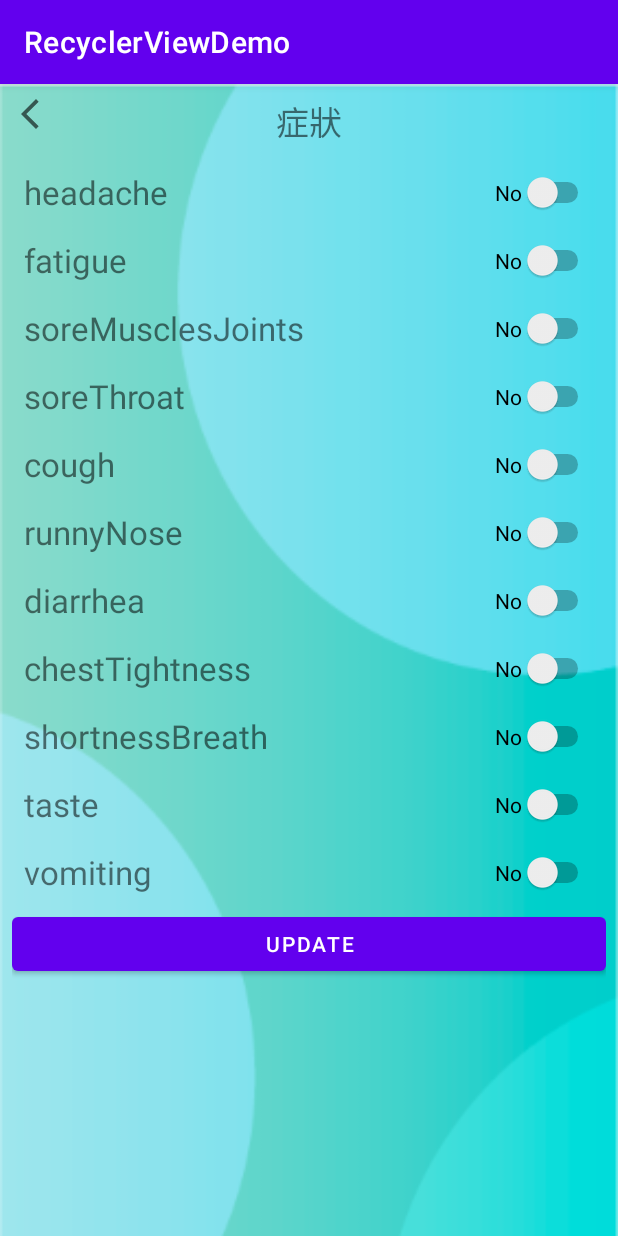
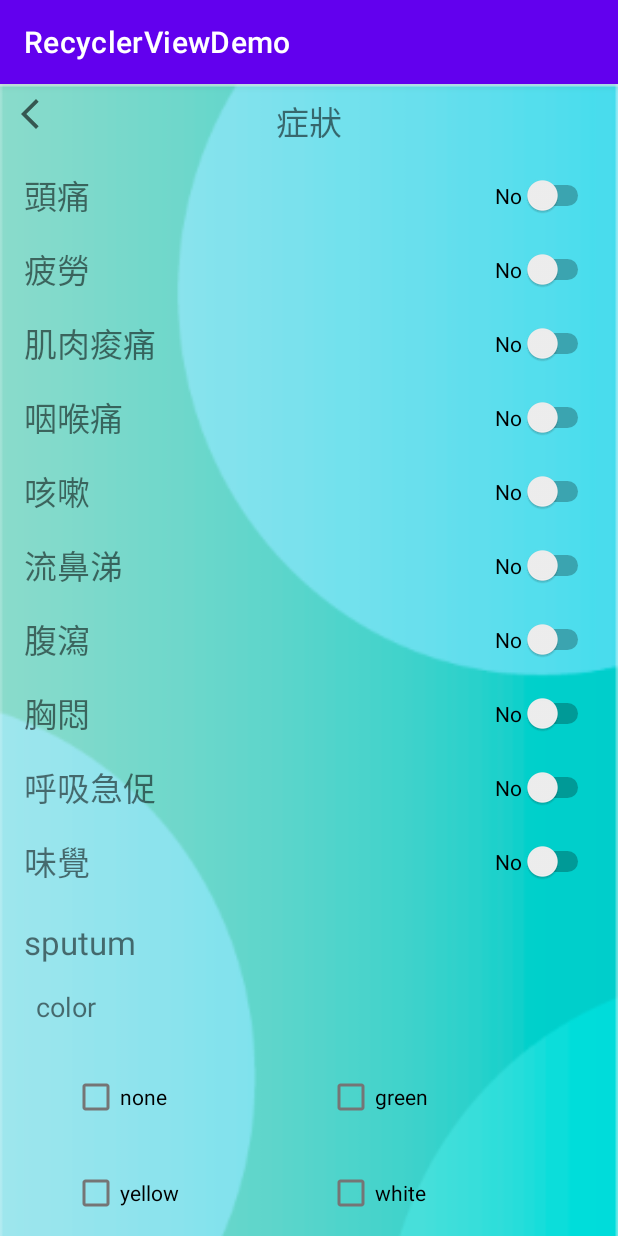
Before and after one commit to alfayu6799/RecyclerViewDemo, an Android app: the screen it shows after launch (MainActivity), on a phone screen of 412 x 824 dp. Run offline under Robolectric (Android 15) with nearby library versions, the phone set to English and light mode, and no system bars.

Commit message:
final version

```diff
--- a/app/src/main/java/com/example/recyclerviewdemo/CheckBoxAdapter.java
+++ b/app/src/main/java/com/example/recyclerviewdemo/CheckBoxAdapter.java
@@ -5,7 +5,6 @@ import android.util.Log;
 import android.view.LayoutInflater;
 import android.view.View;
 import android.view.ViewGroup;
-import android.widget.CheckBox;
 import android.widget.TextView;
 
 import androidx.annotation.NonNull;
@@ -21,11 +20,11 @@ public class CheckBoxAdapter extends RecyclerView.Adapter<CheckBoxAdapter.ViewHo
 
     private Context context;
 
-    private List<Test2.InfoBean> infoBeanList2= new ArrayList<>();
+    private List<TestData.CheckBoxGroup> checkBoxGroupList = new ArrayList<>();
 
-    public CheckBoxAdapter(Context context, List<Test2.InfoBean> infoBeanList2) {
+    public CheckBoxAdapter(Context context, List<TestData.CheckBoxGroup> checkBoxGroupList) {
         this.context = context;
-        this.infoBeanList2 = infoBeanList2;
+        this.checkBoxGroupList = checkBoxGroupList;
     }
 
     @NonNull
@@ -37,12 +36,12 @@ public class CheckBoxAdapter extends RecyclerView.Adapter<CheckBoxAdapter.ViewHo
 
     @Override
     public void onBindViewHolder(@NonNull ViewHolder holder, int position) {
-          String[] str = infoBeanList2.get(position).getKey().split(",");  //以,切割
+          String[] str = checkBoxGroupList.get(position).getKey().split(",");  //以,切割
 
           holder.tvTitle.setText(str[0]);     //痰.鼻涕
           holder.tvTitleSub.setText(str[1]);  //顏色,型態
 
-          CheckBoxSubAdapter adapter = new CheckBoxSubAdapter(context, infoBeanList2.get(position).getValue());
+          CheckBoxSubAdapter adapter = new CheckBoxSubAdapter(context, checkBoxGroupList.get(position).getValue());
           holder.subRecycler.setAdapter(adapter);
           holder.subRecycler.setHasFixedSize(true);
           holder.subRecycler.setLayoutManager(new GridLayoutManager(context, 2));
@@ -50,7 +49,7 @@ public class CheckBoxAdapter extends RecyclerView.Adapter<CheckBoxAdapter.ViewHo
 
     @Override
     public int getItemCount() {
-        return infoBeanList2.size();
+        return checkBoxGroupList.size();
     }
 
     public class ViewHolder extends RecyclerView.ViewHolder{
--- a/app/src/main/java/com/example/recyclerviewdemo/CheckBoxSubAdapter.java
+++ b/app/src/main/java/com/example/recyclerviewdemo/CheckBoxSubAdapter.java
@@ -10,6 +10,7 @@ import android.widget.CheckBox;
 import androidx.annotation.NonNull;
 import androidx.recyclerview.widget.RecyclerView;
 
+import java.util.ArrayList;
 import java.util.List;
 
 public class CheckBoxSubAdapter extends RecyclerView.Adapter<CheckBoxSubAdapter.ViewHolder>{
@@ -32,7 +33,6 @@ public class CheckBoxSubAdapter extends RecyclerView.Adapter<CheckBoxSubAdapter.
 
     @Override
     public void onBindViewHolder(@NonNull ViewHolder holder, int position) {
-        //Log.d(TAG, "onBindViewHolder: " + value.get(position));
         holder.checkBox.setText(value.get(position));
     }
 
--- a/app/src/main/java/com/example/recyclerviewdemo/MainActivity.java
+++ b/app/src/main/java/com/example/recyclerviewdemo/MainActivity.java
@@ -1,23 +1,16 @@
 package com.example.recyclerviewdemo;
 
 import androidx.appcompat.app.AppCompatActivity;
-import androidx.recyclerview.widget.GridLayoutManager;
 import androidx.recyclerview.widget.LinearLayoutManager;
 import androidx.recyclerview.widget.RecyclerView;
 
 import android.content.Context;
 import android.os.Bundle;
-import android.renderscript.Element;
 import android.util.Log;
 import android.view.View;
 import android.widget.Button;
-import android.widget.CheckBox;
-import android.widget.LinearLayout;
-import android.widget.RadioButton;
-import android.widget.RadioGroup;
-import android.widget.ScrollView;
-import android.widget.Switch;
-import android.widget.TextView;
+
+import com.google.gson.JsonArray;
 
 import org.json.JSONArray;
 import org.json.JSONException;
@@ -26,7 +19,6 @@ import org.json.JSONObject;
 import java.io.IOException;
 import java.io.InputStream;
 import java.util.ArrayList;
-import java.util.Collections;
 import java.util.List;
 
 public class MainActivity extends AppCompatActivity implements View.OnClickListener {
@@ -37,9 +29,6 @@ public class MainActivity extends AppCompatActivity implements View.OnClickListe
 
     private Button update;
 
-    private List<Test1.InfoBean> infoBeanList = new ArrayList<>();
-    private List<Test2.InfoBean> infoBeanList2= new ArrayList<>();
-
     @Override
     protected void onCreate(Bundle savedInstanceState) {
         super.onCreate(savedInstanceState);
@@ -49,54 +38,14 @@ public class MainActivity extends AppCompatActivity implements View.OnClickListe
 
         initData();
 
-        initData2();
-    }
-
-    private void initData2(){
-        List<String> stringList = new ArrayList<>();
-        String myJson2 = getJsonFromAssets(MainActivity.this,"test2.json");
-        try {
-            JSONObject jsonObject2 = new JSONObject(myJson2.toString());
-            JSONArray  jsonArray = jsonObject2.getJSONArray("info");
-            for (int j =0; j < jsonArray.length(); j++){
-                JSONObject object2 = jsonArray.getJSONObject(j);
-                String key2 = object2.getString("key");
-                Log.d(TAG, "initData2: " + object2.get("value"));
-
-                //infoBeanList2.add(new Test2.InfoBean(key2, stringList);
-            }
-        } catch (JSONException e) {
-            e.printStackTrace();
-        }
-
-        //CheckBoxAdapter checkBoxAdapter = new CheckBoxAdapter(this, infoBeanList2);
-        //getRecyclerView.setAdapter(checkBoxAdapter);
-        //getRecyclerView.setHasFixedSize(true);
-        //getRecyclerView.setLayoutManager(new LinearLayoutManager(this));
     }
 
     private void initData() {
-        String myJson1 = getJsonFromAssets(MainActivity.this,"test1.json");
-        try {
-            JSONObject jsonObject = new JSONObject(myJson1.toString());
-            JSONArray array = jsonObject.getJSONArray("info");
-            for(int i=0; i < array.length(); i++){
-             JSONObject object = array.getJSONObject(i);
-             String key = object.getString("key");
-             boolean value = (boolean) object.get("value");
-                infoBeanList.add(new Test1.InfoBean(key, value));
-            }
 
-        } catch (JSONException e) {
-            e.printStackTrace();
-        }
+        String myJson = getJsonFromAssets(MainActivity.this,"json.json");
 
-        /*
-        String myJson = getJsonFromAssets(MainActivity.this,"json.json");
-        TestData testData = new TestData(myJson);
-
-        List<TestData.SwitchItemBean> switchItemBeanList = testData.getSwitchItemList();
-        List<TestData.CheckBoxGroup> checkBoxGroupList = testData.getCheckBoxGroupList();
+        List<TestData.SwitchItemBean> switchItemBeanList = new ArrayList<>();  //switch用dataSource
+        List<TestData.CheckBoxGroup> checkBoxGroupList = new ArrayList<>();   //checkBox用dataSource
 
         try {
             JSONObject jsonObject = new JSONObject(myJson.toString());
@@ -105,24 +54,31 @@ public class MainActivity extends AppCompatActivity implements View.OnClickListe
                 JSONObject newObject = array.getJSONObject(i);
                 String key = newObject.getString("key");
                 Object value = newObject.get("value");
-
                 if (value instanceof Boolean){
-                    TestData.SwitchItemBean data = new TestData.SwitchItemBean(key, (Boolean) value);
-                    switchItemBeanList.add(data);
+                    boolean booleanValue = newObject.getBoolean("value");
+                    switchItemBeanList.add(new TestData.SwitchItemBean(key, booleanValue));
                 }else if (value instanceof JSONArray){
-                    checkBoxGroupList.add(new TestData.CheckBoxGroup(key, (List<String>) value));
+                    JSONArray jsonValue = newObject.getJSONArray("value");
+                    List<String> listData = new ArrayList<>();
+                    for (int k = 0; k < jsonValue.length(); k++){
+                        listData.add(jsonValue.getString(k));
+                    }
+                    checkBoxGroupList.add(new TestData.CheckBoxGroup(key,listData));
                 }
-
             }
         } catch (JSONException e) {
             e.printStackTrace();
         }
-        */
 
-        SwitchItemAdapter adapter = new SwitchItemAdapter(this,infoBeanList);
+        SwitchItemAdapter adapter = new SwitchItemAdapter(this,switchItemBeanList);
         recyclerView.setAdapter(adapter);
         recyclerView.setHasFixedSize(true);
         recyclerView.setLayoutManager(new LinearLayoutManager(this));
+
+        CheckBoxAdapter checkBoxAdapter = new CheckBoxAdapter(this, checkBoxGroupList);
+        getRecyclerView.setAdapter(checkBoxAdapter);
+        getRecyclerView.setHasFixedSize(true);
+        getRecyclerView.setLayoutManager(new LinearLayoutManager(this));
     }
 
     private void initView() {
--- a/app/src/main/java/com/example/recyclerviewdemo/SwitchItemAdapter.java
+++ b/app/src/main/java/com/example/recyclerviewdemo/SwitchItemAdapter.java
@@ -13,6 +13,8 @@ import androidx.annotation.NonNull;
 import androidx.recyclerview.widget.RecyclerView;
 
 import java.util.ArrayList;
+import java.util.Dictionary;
+import java.util.Hashtable;
 import java.util.List;
 
 public class SwitchItemAdapter extends RecyclerView.Adapter<SwitchItemAdapter.ViewHolder>{
@@ -20,13 +22,12 @@ public class SwitchItemAdapter extends RecyclerView.Adapter<SwitchItemAdapter.Vi
     private static final String TAG = "SwitchItemAdapter";
 
     private Context context;
-    private List<Test1.InfoBean> infoBeanList = new ArrayList<>();
 
     private List<TestData.SwitchItemBean> switchItemBeanList = new ArrayList<>();
 
-    public SwitchItemAdapter(Context context, List<Test1.InfoBean> infoBeanList) {
+    public SwitchItemAdapter(Context context, List<TestData.SwitchItemBean> switchItemBeanList) {
         this.context = context;
-        this.infoBeanList = infoBeanList;
+        this.switchItemBeanList = switchItemBeanList;
     }
 
     @NonNull
@@ -38,14 +39,17 @@ public class SwitchItemAdapter extends RecyclerView.Adapter<SwitchItemAdapter.Vi
 
     @Override
     public void onBindViewHolder(@NonNull ViewHolder holder, int position) {
-        holder.textName.setText(infoBeanList.get(position).getKey());
-        holder.aSwitch.setChecked(infoBeanList.get(position).isValue());
+        Dictionary dictionary = getDictionary();
+
+        holder.textName.setText((CharSequence) dictionary.get(switchItemBeanList.get(position).getKey()));
+
+        holder.aSwitch.setChecked(switchItemBeanList.get(position).isValue());
         holder.aSwitch.setText("No");
         holder.aSwitch.setOnCheckedChangeListener(new CompoundButton.OnCheckedChangeListener() {
             @Override
             public void onCheckedChanged(CompoundButton compoundButton, boolean isChecked) {
                 if (isChecked){
-                    Log.d(TAG, "onCheckedChanged: " + infoBeanList.get(position).getKey());
+                    Log.d(TAG, "onCheckedChanged: " + switchItemBeanList.get(position).getKey());
                     holder.aSwitch.setText("Yes");
                 }else {
                     holder.aSwitch.setText("No");
@@ -54,9 +58,26 @@ public class SwitchItemAdapter extends RecyclerView.Adapter<SwitchItemAdapter.Vi
         });
     }
 
+    private Dictionary getDictionary() {
+        Dictionary dictionary = new Hashtable();
+        dictionary.put("headache","頭痛");
+        dictionary.put("fatigue","疲勞");
+        dictionary.put("soreMusclesJoints","肌肉痠痛");
+        dictionary.put("soreThroat","咽喉痛");
+        dictionary.put("cough","咳嗽");
+        dictionary.put("runnyNose","流鼻涕");
+        dictionary.put("diarrhea","腹瀉");
+        dictionary.put("chestTightness","胸悶");
+        dictionary.put("shortnessBreath","呼吸急促");
+        dictionary.put("taste","味覺");
+        dictionary.put("vomiting","嘔吐");
+
+        return dictionary;
+    }
+
     @Override
     public int getItemCount() {
-        return infoBeanList.size();
+        return switchItemBeanList.size();
     }
 
     public class ViewHolder extends RecyclerView.ViewHolder{
--- a/app/src/main/java/com/example/recyclerviewdemo/Test2.java
+++ b/app/src/main/java/com/example/recyclerviewdemo/Test2.java
@@ -24,9 +24,6 @@ public class Test2 {
             this.value = value;
         }
 
-        public InfoBean(String key, Object value) {
-        }
-
         public String getKey() {
             return key;
         }
--- a/app/src/main/java/com/example/recyclerviewdemo/TestData.java
+++ b/app/src/main/java/com/example/recyclerviewdemo/TestData.java
@@ -14,25 +14,6 @@ public class TestData {
 
     private static final String TAG = "TestData";
 
-    public TestData(String jsonText){
-        try {
-            JSONObject object = new JSONObject(jsonText);
-            JSONArray array = object.getJSONArray("success");
-            for (int i = 0; i < array.length(); i++){
-                JSONObject newObject = array.getJSONObject(i);
-                String key = newObject.getString("key");
-                Object value = newObject.get("value");
-                if (value instanceof Boolean){
-                    TestData.SwitchItemBean data = new TestData.SwitchItemBean(key, (Boolean) value);
-                }else if (value instanceof JSONArray){
-
-                }
-            }
-        } catch (JSONException e) {
-            e.printStackTrace();
-        }
-    }
-
     private int errorCode;
 
     private List<SwitchItemBean> switchItemList;
@@ -43,6 +24,14 @@ public class TestData {
         private String key;
         private boolean value;
 
+        public String getKey() {
+            return key;
+        }
+
+        public boolean isValue() {
+            return value;
+        }
+
         public SwitchItemBean(String key, boolean value){
             this.key = key;
             this.value = value;
@@ -52,6 +41,14 @@ public class TestData {
     public static class CheckBoxGroup {
         private String key;
         private List<String > value;
+
+        public String getKey() {
+            return key;
+        }
+
+        public List<String> getValue() {
+            return value;
+        }
 
         public CheckBoxGroup(String key, List<String> value) {
             this.key = key;
--- a/app/src/main/res/layout/disase_checkbox_sub_item.xml
+++ b/app/src/main/res/layout/disase_checkbox_sub_item.xml
@@ -9,7 +9,13 @@
         android:id="@+id/checkBox"
         android:layout_width="wrap_content"
         android:layout_height="wrap_content"
+        android:layout_marginStart="8dp"
+        android:layout_marginTop="8dp"
+        android:layout_marginEnd="8dp"
+        android:layout_marginBottom="8dp"
         android:text="CheckBox"
+        app:layout_constraintBottom_toBottomOf="parent"
+        app:layout_constraintEnd_toEndOf="parent"
         app:layout_constraintStart_toStartOf="parent"
         app:layout_constraintTop_toTopOf="parent" />
 </androidx.constraintlayout.widget.ConstraintLayout>
```
